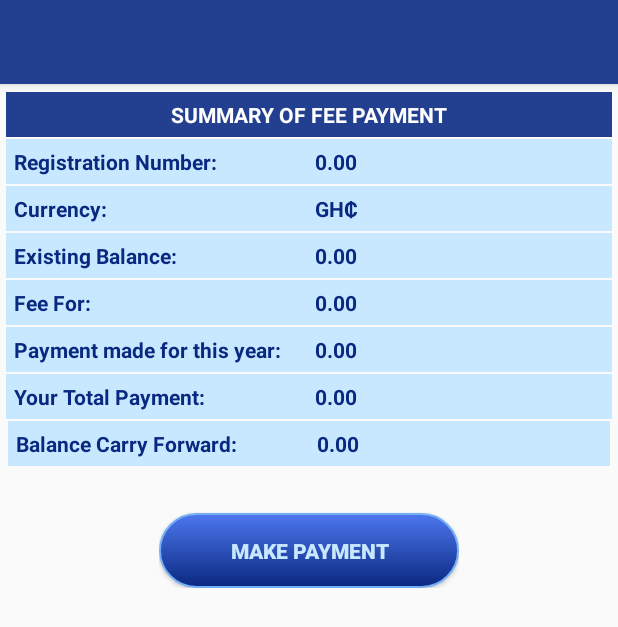
After one commit to theccode/ucc-mobile-app, an Android app: the layout fragment_finance.xml on its own in the app's theme, with its tools: preview values and no code run, on a phone screen of 412 x 824 dp. The commit adds this screen. Shown: the top 627 px of the screen. Run offline under Robolectric (Android 15) with nearby library versions, the phone set to English and light mode, and no system bars.

Commit message:
Not completed (Password reset, momo api integration, this is the version for submission in order to meet project deadline

```diff
--- a/app/build.gradle
+++ b/app/build.gradle
@@ -41,4 +41,6 @@ dependencies {
     //Third party library
     implementation 'de.hdodenhof:circleimageview:3.1.0'
     implementation 'com.squareup.picasso:picasso:2.5.2'
+    implementation("com.squareup.okhttp3:okhttp:4.9.0")
+
 }
--- /dev/null
+++ b/app/src/main/java/com/android/uccapp/FeeFragment.java
@@ -0,0 +1,6 @@
+package com.android.uccapp;
+
+import android.support.v4.app.Fragment;
+
+public class FeeFragment extends Fragment {
+}
--- a/app/src/main/java/com/android/uccapp/RegisterFragment.java
+++ b/app/src/main/java/com/android/uccapp/RegisterFragment.java
@@ -24,6 +24,7 @@ import android.widget.Button;
 import android.widget.ImageView;
 import android.widget.LinearLayout;
 import android.widget.TextView;
+import android.widget.Toast;
 
 import com.android.uccapp.model.ConfigUtility;
 import com.android.uccapp.model.CourseForRegistration;
@@ -215,6 +216,7 @@ public class RegisterFragment extends Fragment {
         button.setOnClickListener(new View.OnClickListener() {
             @Override
             public void onClick(View view) {
+                button.setText("SAVE");
                 printDocument(button);
                 ConfigUtility.createFirebaseUtil("registeredStudents", getActivity());
                 DatabaseReference registeredStudentsRef = ConfigUtility.mFirebaseReference;
@@ -237,6 +239,7 @@ public class RegisterFragment extends Fragment {
                 gradeBook.setCourseCodesAndGrades(courseCodesAndGrades);
                 gradeBook.setRegistrationNumber(mUser.getRegistrationNumber());
                 studentsGradeBookRef.child(gradeBook.getRegistrationNumber()).setValue(gradeBook);
+                Toast.makeText(getActivity(), "Registered!", Toast.LENGTH_LONG);
             }
         });
     }
--- a/app/src/main/java/com/android/uccapp/StudentsFragment.java
+++ b/app/src/main/java/com/android/uccapp/StudentsFragment.java
@@ -410,6 +410,7 @@ public class StudentsFragment extends Fragment {
                 mUser.setRegistrationNumber(mStudent.getStudentsId());
                 mUser.setFirstName(mStudent.getFirstName());
                 mUser.setLastName(mStudent.getLastName());
+                mUser.setPhotoUrl(mStudent.getPhotoUrl());
                 ConfigUtility.createFirebaseUtil("users", getActivity());
                 DatabaseReference userRef = ConfigUtility.mFirebaseReference;
                 userRef.child(mIndexNumberEditText.getText().toString()).addListenerForSingleValueEvent(new ValueEventListener() {
--- a/app/src/main/java/com/android/uccapp/model/Student.java
+++ b/app/src/main/java/com/android/uccapp/model/Student.java
@@ -23,7 +23,6 @@ public class Student {
     private boolean mIsAdmin;
 
     public Student() {
-        mDateOfBirth = new Date();
     }
 
     public Student(String firstName, String lastName, String department, String programme, String major, String gender, Date dateOfBirth, String level, String phone, String emailAddress, Map<String, String> courses, String photoUrl, boolean isAdmin) {
--- /dev/null
+++ b/app/src/main/res/layout/fragment_finance.xml
@@ -0,0 +1,183 @@
+<?xml version="1.0" encoding="utf-8"?>
+<LinearLayout xmlns:android="http://schemas.android.com/apk/res/android"
+    android:layout_width="match_parent"
+    android:layout_height="match_parent"
+    xmlns:app="http://schemas.android.com/apk/res-auto"
+    android:orientation="vertical">
+    <android.support.design.widget.AppBarLayout
+        android:id="@+id/appBarLayout"
+        android:layout_width="match_parent"
+        android:layout_height="wrap_content"
+        app:layout_constraintTop_toTopOf="parent"
+        android:theme="@style/ThemeOverlay.AppCompat.Dark.ActionBar">
+        <android.support.v7.widget.Toolbar
+            android:id="@+id/toolbar"
+            android:layout_width="match_parent"
+            android:layout_height="?attr/actionBarSize"
+            android:background="?attr/colorPrimary"
+            app:layout_scrollFlags="scroll|enterAlways"
+            app:popupTheme="@style/ThemeOverlay.AppCompat.Light"
+            />
+    </android.support.design.widget.AppBarLayout>
+    <TableLayout
+        android:id="@+id/tableLayout1"
+        android:layout_width="match_parent"
+        android:layout_height="wrap_content"
+        android:layout_marginTop="5dp"
+        android:paddingLeft="4dp"
+        android:paddingRight="4dp">
+        <TableRow android:padding="5dp" android:background="@color/colorPrimary" >
+            <TextView
+                android:layout_width="wrap_content"
+                android:layout_height="wrap_content"
+                android:layout_weight="1"
+                android:textColor="@color/colorWhite"
+                android:textStyle="bold"
+                android:text="SUMMARY OF FEE PAYMENT"
+                android:gravity="center"/>
+
+        </TableRow>
+        <TableRow android:padding="5dp" android:background="@color/colorAcc" android:layout_marginTop="1dp">
+            <TextView
+                android:layout_width="wrap_content"
+                android:layout_height="wrap_content"
+                android:textColor="@color/colorPrimaryDark"
+                android:layout_weight="1"
+                android:textStyle="bold"
+                android:text="Registration Number: "/>
+
+            <TextView
+                android:id="@+id/tvUserRegistrationNumber"
+                android:layout_width="wrap_content"
+                android:layout_height="wrap_content"
+                android:textColor="@color/colorPrimaryDark"
+                android:layout_weight="10"
+                android:textStyle="bold"
+                android:text="0.00"/>
+        </TableRow>
+        <TableRow android:padding="5dp" android:background="@color/colorAcc" android:layout_marginTop="1dp">
+            <TextView
+                android:layout_width="wrap_content"
+                android:layout_height="wrap_content"
+                android:textColor="@color/colorPrimaryDark"
+                android:layout_weight="1"
+                android:textStyle="bold"
+                android:text="Currency: "/>
+
+            <TextView
+                android:id="@+id/tvCurrency"
+                android:layout_width="wrap_content"
+                android:layout_height="wrap_content"
+                android:textColor="@color/colorPrimaryDark"
+                android:layout_weight="10"
+                android:textStyle="bold"
+                android:text="GH₵"/>
+        </TableRow>
+        <TableRow android:padding="5dp" android:background="@color/colorAcc" android:layout_marginTop="1dp">
+            <TextView
+                android:layout_width="wrap_content"
+                android:layout_height="wrap_content"
+                android:textColor="@color/colorPrimaryDark"
+                android:layout_weight="1"
+                android:textStyle="bold"
+                android:text="Existing Balance: "/>
+
+            <TextView
+                android:id="@+id/tvExistingBalance"
+                android:layout_width="wrap_content"
+                android:layout_height="wrap_content"
+                android:textColor="@color/colorPrimaryDark"
+                android:layout_weight="10"
+                android:textStyle="bold"
+                android:text="0.00"/>
+        </TableRow>
+        <TableRow android:padding="5dp" android:background="@color/colorAcc" android:layout_marginTop="1dp">
+            <TextView
+                android:id="@+id/tvAcademicYear"
+                android:layout_width="wrap_content"
+                android:layout_height="wrap_content"
+                android:textColor="@color/colorPrimaryDark"
+                android:layout_weight="1"
+                android:textStyle="bold"
+                android:text="Fee For: "/>
+
+            <TextView
+                android:id="@+id/tvFeeForAcademicYear"
+                android:layout_width="wrap_content"
+                android:layout_height="wrap_content"
+                android:textColor="@color/colorPrimaryDark"
+                android:layout_weight="10"
+                android:textStyle="bold"
+                android:text="0.00"/>
+        </TableRow>
+        <TableRow android:padding="5dp" android:background="@color/colorAcc" android:layout_marginTop="1dp">
+            <TextView
+                android:layout_width="wrap_content"
+                android:layout_height="wrap_content"
+                android:textColor="@color/colorPrimaryDark"
+                android:layout_weight="1"
+                android:textStyle="bold"
+                android:text="Payment made for this year: "/>
+
+            <TextView
+                android:id="@+id/tvPaymentMadeForThisYear"
+                android:layout_width="wrap_content"
+                android:layout_height="wrap_content"
+                android:textColor="@color/colorPrimaryDark"
+                android:layout_weight="10"
+                android:textStyle="bold"
+                android:text="0.00"/>
+        </TableRow>
+        <TableRow android:padding="5dp" android:background="@color/colorAcc" android:layout_marginTop="1dp">
+            <TextView
+                android:layout_width="wrap_content"
+                android:layout_height="wrap_content"
+                android:textColor="@color/colorPrimaryDark"
+                android:layout_weight="1"
+                android:textStyle="bold"
+                android:text="Your Total Payment: "/>
+
+            <TextView
+                android:id="@+id/tvTotalPayment"
+                android:layout_width="wrap_content"
+                android:layout_height="wrap_content"
+                android:textColor="@color/colorPrimaryDark"
+                android:layout_weight="10"
+                android:textStyle="bold"
+                android:text="0.00"/>
+        </TableRow>
+        <TableRow android:padding="5dp" android:background="@color/colorAcc" android:layout_margin="1dp">
+            <TextView
+                android:layout_width="wrap_content"
+                android:layout_height="wrap_content"
+                android:textColor="@color/colorPrimaryDark"
+                android:layout_weight="1"
+                android:textStyle="bold"
+                android:text="Balance Carry Forward: "/>
+
+            <TextView
+                android:id="@+id/tvBalanceCarryForward"
+                android:layout_width="wrap_content"
+                android:layout_height="wrap_content"
+                android:textColor="@color/colorPrimaryDark"
+                android:layout_weight="10"
+                android:textStyle="bold"
+                android:text="0.00"/>
+        </TableRow>
+    </TableLayout>
+    <LinearLayout
+        android:layout_width="wrap_content"
+        android:layout_height="wrap_content"
+        android:orientation="vertical"
+        android:layout_gravity="center">
+        <Button
+            android:id="@+id/btnMakePayment"
+            android:layout_width="200dp"
+            android:layout_height="50dp"
+            android:layout_marginTop="30dp"
+            android:text="Make Payment"
+            android:background="@drawable/button_bg"
+            android:textColor="@color/colorAcc"
+            android:textStyle="bold"/>
+    </LinearLayout>
+</LinearLayout>
```
Also changed, not shown: app/src/main/AndroidManifest.xml (+7 -1 lines), app/src/main/java/com/android/uccapp/FeeActivity.java (added, +13 -0 lines), app/src/main/java/com/android/uccapp/FinanceActivity.java (added, +25 -0 lines), app/src/main/java/com/android/uccapp/FinanceFragment.java (added, +205 -0 lines), app/src/main/java/com/android/uccapp/LoginFragment.java (+6 -6 lines), app/src/main/java/com/android/uccapp/MainDashboardFragment.java (+11 -0 lines), app/src/main/java/com/android/uccapp/ResultFragment.java (+32 -2 lines), app/src/main/java/com/android/uccapp/UserProfileFragment.java (+19 -2 lines), app/src/main/java/com/android/uccapp/model/User.java (+9 -0 lines), app/src/main/res/layout/fragment_administrator.xml (+5 -5 lines), app/src/main/res/layout/fragment_fee.xml (added, +9 -0 lines), app/src/main/res/layout/fragment_main_dashboard.xml (+5 -5 lines), app/src/main/res/layout/fragment_result.xml (+17 -0 lines).
